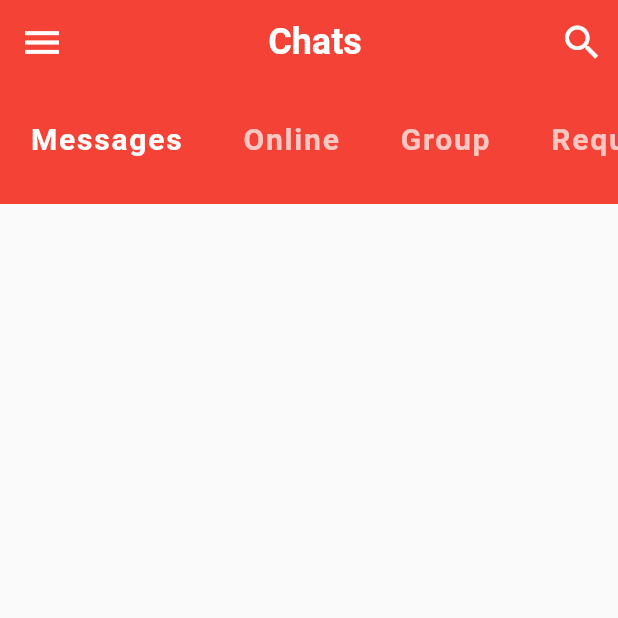
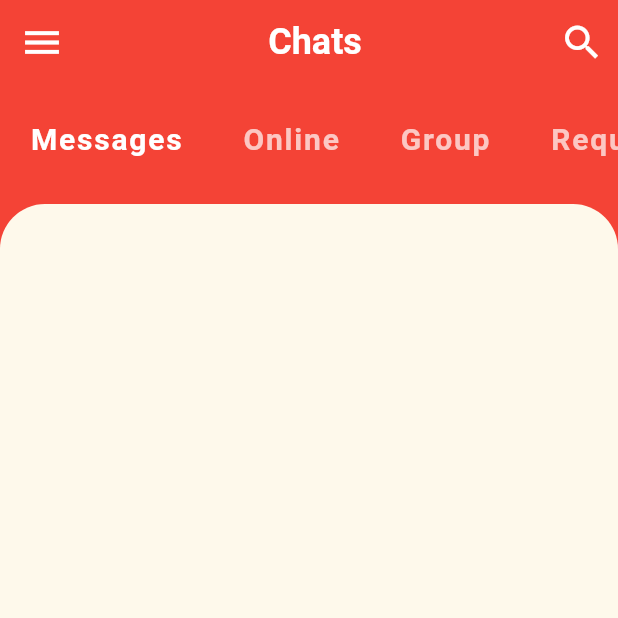
Before and after one commit to smnshuvo/flutter_messaging_app, a Flutter app: the screen it shows after launch, on a phone screen of 412 x 824 dp, the top half of it. Run offline on Flutter 3.47's test engine with Material 2 defaults, Android fonts, the phone set to English and light mode, and no system bars.

Commit message:
Made the corner rounded

```diff
--- a/lib/view/screen_homepage.dart
+++ b/lib/view/screen_homepage.dart
@@ -1,3 +1,4 @@
+import 'package:flutter/cupertino.dart';
 import 'package:flutter/material.dart';
 import 'package:fluttermessagingapp/view/widgets/category_selector.dart';
 class HomeScreen extends StatefulWidget{
@@ -11,6 +12,7 @@ class _HomeScreenState extends State<HomeScreen> {
   Widget build(BuildContext context) {
     // TODO: implement build
     return Scaffold(
+      backgroundColor: Theme.of(context).primaryColor,
       appBar: AppBar(
         leading: IconButton(
           icon: Icon(Icons.menu),
@@ -41,6 +43,18 @@ class _HomeScreenState extends State<HomeScreen> {
       body: Column(
         children: <Widget>[
           CategorySelector(),
+          Expanded(
+            child: Container(
+              decoration: BoxDecoration(
+                color: Theme.of(context).accentColor,
+                borderRadius: BorderRadius.only(
+                  topLeft: Radius.circular(30.0),
+                  topRight: Radius.circular(30.0),
+                )
+              ),
+            ),
+          )
+
 
         ],
       )
```
